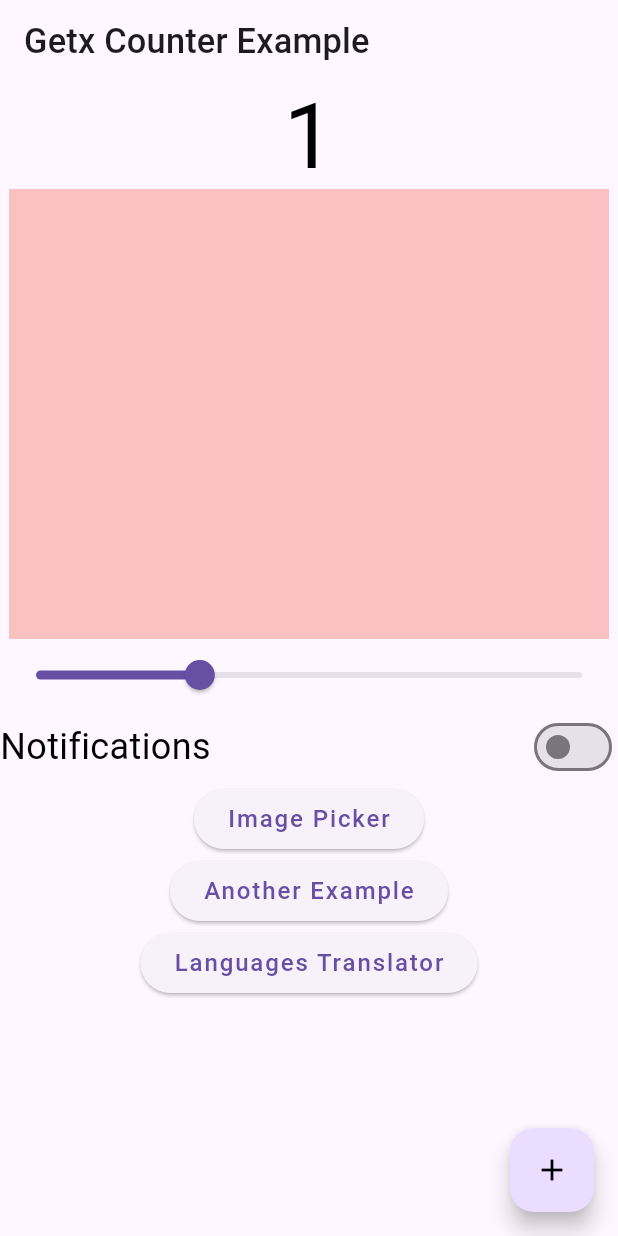
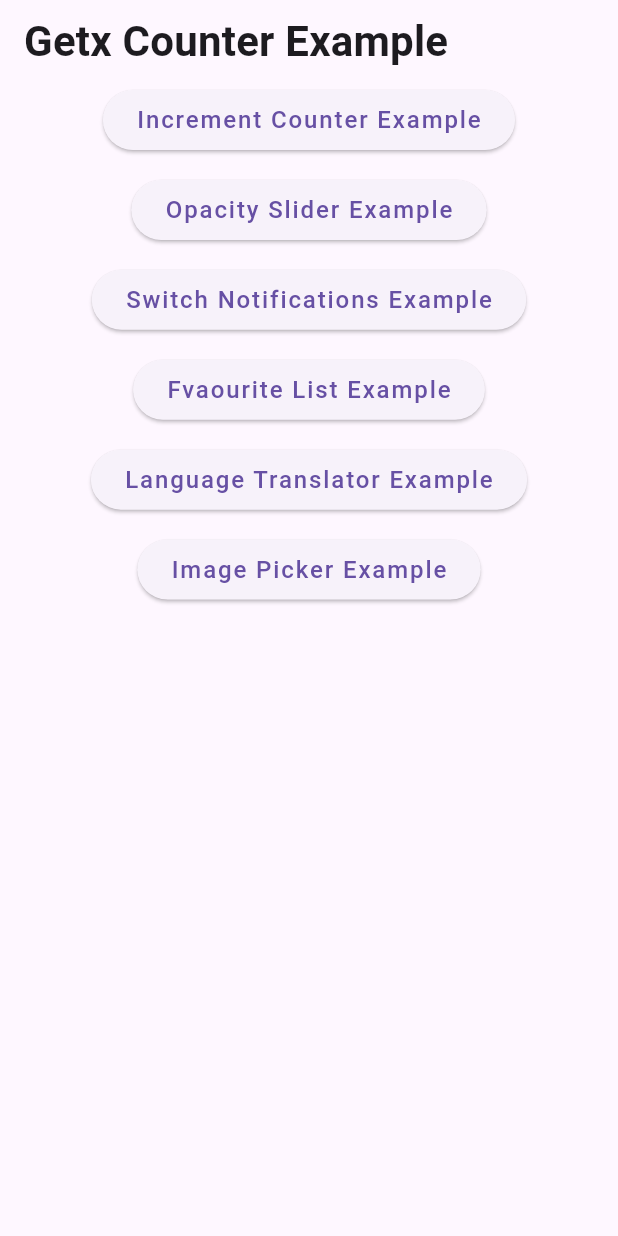
Before and after one commit to AyeshaNaseer07/getx_app, a Flutter app: the screen it shows after launch, on a phone screen of 412 x 824 dp. Run offline on Flutter 3.47's test engine with Material 3 defaults, Android fonts, the phone set to English and light mode, and no system bars; our stand-ins replace flutter_screenutil, get, image_picker.

Commit message:
getx examples

```diff
--- a/lib/main.dart
+++ b/lib/main.dart
@@ -1,8 +1,8 @@
 import 'package:flutter/material.dart';
 import 'package:flutter_screenutil/flutter_screenutil.dart';
 import 'package:get/get.dart';
-import 'package:mygetx_app/languages_localization/language_controller.dart';
-import 'package:mygetx_app/modules/Getx_examples/example_view.dart';
+import 'package:mygetx_app/modules/languages_localization/language_controller.dart';
+import 'package:mygetx_app/modules/home/home_view.dart';
 
 void main() {
   runApp(const MyGetxApp());
--- a/lib/modules/Getx_examples/example_controller.dart
+++ /dev/null
@@ -1,25 +0,0 @@
-import 'package:get/state_manager.dart';
-
-class CounterController extends GetxController {
-  RxInt counter = 1.obs;
-
-  setIncrementcounter() {
-    print((counter.value));
-    counter.value++;
-  }
-}
-
-class OpacityController extends GetxController {
-  RxDouble opacity = .3.obs;
-  setOpacity(double value) {
-    opacity.value = value;
-  }
-}
-
-class NotificationsController extends GetxController {
-  RxBool notifications = false.obs;
-
-  setNotification(bool value) {
-    notifications.value = value;
-  }
-}
--- a/lib/modules/Getx_examples/example_view.dart
+++ /dev/null
@@ -1,116 +0,0 @@
-import 'package:flutter/material.dart';
-import 'package:get/get_instance/src/extension_instance.dart';
-import 'package:get/get_state_manager/src/rx_flutter/rx_obx_widget.dart';
-import 'package:get/route_manager.dart';
-import 'package:mygetx_app/img_pic/image_picker_view.dart';
-import 'package:mygetx_app/languages_localization/language_view.dart';
-import 'package:mygetx_app/modules/Getx_examples/example_controller.dart';
-import 'package:mygetx_app/modules/fav_screen/fav_view.dart';
-
-class ExampleView extends StatefulWidget {
-  const ExampleView({super.key});
-
-  @override
-  State<ExampleView> createState() => _ExampleViewState();
-}
-
-class _ExampleViewState extends State<ExampleView> {
-  final CounterController countcontroller = Get.put(CounterController());
-  final OpacityController opcontroller = Get.put(OpacityController());
-  final NotificationsController notController = Get.put(
-    NotificationsController(),
-  );
-
-  @override
-  void initState() {
-    super.initState();
-  }
-
-  @override
-  Widget build(BuildContext context) {
-    debugPrint("rebuild whole screen");
-    return Scaffold(
-      appBar: AppBar(title: Text("Getx Counter Example")),
-      body: Center(
-        child: Obx(() {
-          debugPrint("rebuild");
-          return Center(
-            child: Column(
-              children: [
-                Text(
-                  countcontroller.counter.toString(),
-                  style: TextStyle(fontSize: 60, color: Colors.black),
-                ),
-
-                Obx(() {
-                  print("rebuild");
-                  return Container(
-                    height: 300,
-                    width: 400,
-                    // ignore: deprecated_member_use
-                    color: Colors.red.withOpacity(opcontroller.opacity.value),
-                  );
-                }),
-                Obx(() {
-                  return Slider(
-                    value: opcontroller.opacity.value,
-                    onChanged: (value) {
-                      opcontroller.setOpacity(value);
-                    },
-                  );
-                }),
-                Row(
-                  mainAxisAlignment: MainAxisAlignment.spaceBetween,
-                  children: [
-                    Text(
-                      'Notifications',
-                      style: TextStyle(color: Colors.black, fontSize: 24),
-                    ),
-                    Obx(() {
-                      return Switch(
-                        value: notController.notifications.value,
-                        onChanged: (value) {
-                          notController.setNotification(value);
-                        },
-                      );
-                    }),
-                  ],
-                ),
-                ElevatedButton(
-                  onPressed: () {
-                    Get.to(() {
-                      return ImagePickerView();
-                    });
-                  },
-                  child: const Text("Image Picker"),
-                ),
-                ElevatedButton(
-                  onPressed: () {
-                    Get.to(() {
-                      return ExpView();
-                    });
-                  },
-                  child: const Text("Another Example"),
-                ),
-                ElevatedButton(
-                  onPressed: () {
-                    Get.to(() {
-                      return LanguageView();
-                    });
-                  },
-                  child: const Text("Languages Translator"),
-                ),
-              ],
-            ),
-          );
-        }),
-      ),
-      floatingActionButton: FloatingActionButton(
-        onPressed: () {
-          countcontroller.setIncrementcounter();
-        },
-        child: Icon(Icons.add, color: Colors.black),
-      ),
-    );
-  }
-}
--- a/lib/modules/fav_screen/fav_view.dart
+++ b/lib/modules/fav_list/fav_list_view.dart
@@ -2,10 +2,10 @@
 import 'package:get/get_instance/src/extension_instance.dart';
 import 'package:get/get_state_manager/src/rx_flutter/rx_obx_widget.dart';
 import 'package:get/route_manager.dart';
-import 'package:mygetx_app/modules/fav_screen/fav_controller.dart';
+import 'package:mygetx_app/modules/fav_list/fav_list_controller.dart';
 
-class ExpView extends StatelessWidget {
-  ExpView({super.key});
+class FavListView extends StatelessWidget {
+  FavListView({super.key});
 
   final FavouriteController favcontroller = Get.put(FavouriteController());
 
--- /dev/null
+++ b/lib/modules/home/home_custom_widget.dart
@@ -0,0 +1,15 @@
+import 'package:flutter/material.dart';
+import 'package:get/get.dart';
+
+Widget customElevatedButton({required String text, required Widget page}) {
+  return Center(
+    child: Center(
+      child: ElevatedButton(
+        onPressed: () {
+          Get.to(() => page);
+        },
+        child: Text(text),
+      ),
+    ),
+  );
+}
--- /dev/null
+++ b/lib/modules/home/home_view.dart
@@ -0,0 +1,69 @@
+import 'package:flutter/material.dart';
+import 'package:flutter_screenutil/flutter_screenutil.dart';
+import 'package:mygetx_app/modules/img_picker/image_picker_view.dart';
+import 'package:mygetx_app/modules/fav_list/fav_list_view.dart';
+import 'package:mygetx_app/modules/home/home_custom_widget.dart';
+import 'package:mygetx_app/modules/increment_counter/increment_view.dart';
+import 'package:mygetx_app/modules/languages_localization/language_view.dart';
+import 'package:mygetx_app/modules/opacity_slider/opacity_slider_view.dart';
+import 'package:mygetx_app/modules/switch_notifications/switch_notification_view.dart';
+
+class ExampleView extends StatefulWidget {
+  const ExampleView({super.key});
+
+  @override
+  State<ExampleView> createState() => _ExampleViewState();
+}
+
+class _ExampleViewState extends State<ExampleView> {
+  @override
+  void initState() {
+    super.initState();
+  }
+
+  @override
+  Widget build(BuildContext context) {
+    debugPrint("rebuild whole screen");
+    return Scaffold(
+      appBar: AppBar(
+        title: Text(
+          "Getx Counter Example",
+          style: TextStyle(fontWeight: FontWeight.bold, fontSize: 28),
+        ),
+      ),
+      body: Column(
+        children: [
+          customElevatedButton(
+            text: 'Increment Counter Example',
+            page: IncrementCounterView(),
+          ),
+          SizedBox(height: 10.h),
+          customElevatedButton(
+            text: 'Opacity Slider Example',
+            page: OpacitySliderView(),
+          ),
+          SizedBox(height: 10.h),
+          customElevatedButton(
+            text: 'Switch Notifications Example',
+            page: SwitchNotificationView(),
+          ),
+          SizedBox(height: 10.h),
+          customElevatedButton(
+            text: 'Fvaourite List Example',
+            page: FavListView(),
+          ),
+          SizedBox(height: 10.h),
+          customElevatedButton(
+            text: 'Language Translator Example',
+            page: LanguageView(),
+          ),
+          SizedBox(height: 10.h),
+          customElevatedButton(
+            text: 'Image Picker Example',
+            page: ImagePickerView(),
+          ),
+        ],
+      ),
+    );
+  }
+}
--- a/lib/img_pic/image_picker_view.dart
+++ b/lib/modules/img_picker/image_picker_view.dart
@@ -5,7 +5,7 @@
 import 'package:get/get_rx/src/rx_types/rx_types.dart';
 import 'package:get/get_state_manager/src/rx_flutter/rx_obx_widget.dart';
 import 'package:get/route_manager.dart';
-import 'package:mygetx_app/img_pic/image_picker_controller.dart';
+import 'package:mygetx_app/modules/img_picker/image_picker_controller.dart';
 
 class ImagePickerView extends StatelessWidget {
   ImagePickerView({super.key});
@@ -17,7 +17,7 @@
     debugPrint("rebuild whole screen");
 
     return Scaffold(
-      appBar: AppBar(title: const Text("IMAGE PICKER")),
+      appBar: AppBar(title: const Text("Image Picker")),
       body: Obx(() {
         return Column(
           mainAxisAlignment: MainAxisAlignment.center,
```
Also changed, not shown: lib/modules/increment_counter/increment_controller.dart (added, +10 -0 lines), lib/modules/increment_counter/increment_view.dart (added, +46 -0 lines), lib/modules/opacity_slider/opacity_slider_controller.dart (added, +8 -0 lines), lib/modules/opacity_slider/opacity_slider_view.dart (added, +50 -0 lines), lib/modules/switch_notifications/switch_notification_controller.dart (added, +9 -0 lines), lib/modules/switch_notifications/switch_notification_view.dart (added, +48 -0 lines), lib/modules/fav_list/fav_list_controller.dart (renamed from lib/modules/fav_screen/fav_controller.dart), lib/modules/img_picker/image_picker_controller.dart (renamed from lib/img_pic/image_picker_controller.dart), lib/modules/languages_localization/language_controller.dart (renamed from lib/languages_localization/language_controller.dart), lib/modules/languages_localization/language_view.dart (renamed from lib/languages_localization/language_view.dart).
